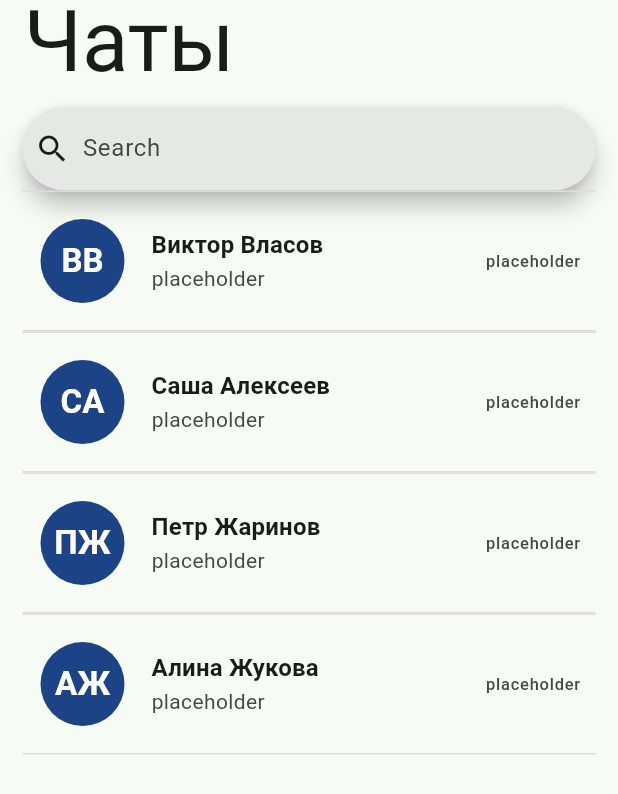
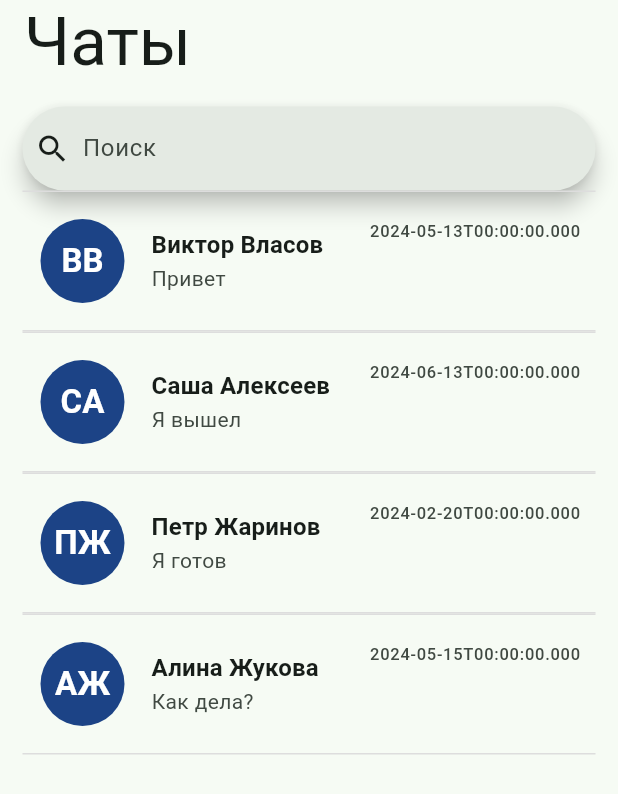
Before and after one commit to IsroilovA/messenger_test_task, a Flutter app: the screen it shows after launch, on a phone screen of 412 x 824 dp. Shown: the top 794 px of the screen. Run offline on Flutter 3.47's test engine with Material 3 defaults, Android fonts, the phone set to English and light mode, and no system bars; our stand-ins replace bloc, equatable, flutter_bloc, get_it.

Commit message:
home screen nearly finished, chat screen added

```diff
--- /dev/null
+++ b/lib/chat_screen/chat_screen.dart
@@ -0,0 +1,43 @@
+import 'dart:io';
+import 'dart:math';
+
+import 'package:flutter/material.dart';
+import 'package:messenger_test_task/data/models/user.dart';
+
+class ChatScreen extends StatelessWidget {
+  const ChatScreen({super.key, required this.user});
+
+  final User user;
+  @override
+  Widget build(BuildContext context) {
+    return Scaffold(
+      appBar: AppBar(
+        title: ListTile(
+          titleAlignment: ListTileTitleAlignment.top,
+          contentPadding: EdgeInsets.zero,
+          leading: CircleAvatar(
+            radius: 30,
+            //random color
+            backgroundColor: Color((Random().nextDouble() * 0xFFFFFF).toInt())
+                .withOpacity(1.0),
+            child: user.userImagePath == null
+                ? Text(
+                    "${user.fullname.split(' ').first[0]}${user.fullname.split(' ')[1][0]}",
+                    style: Theme.of(context).textTheme.titleLarge!.copyWith(
+                        color: Colors.white, fontWeight: FontWeight.bold),
+                  )
+                : Image.file(File(user.userImagePath!)),
+          ),
+          title: Text(
+            user.fullname,
+            style: Theme.of(context).textTheme.titleMedium!.copyWith(
+                color: Theme.of(context).colorScheme.onSurface,
+                fontWeight: FontWeight.w600),
+          ),
+          subtitle: Text(user.isOnline ? 'online' : 'offline'),
+          //check if there is any message
+        ),
+      ),
+    );
+  }
+}
--- a/lib/data/models/user.dart
+++ b/lib/data/models/user.dart
@@ -6,5 +6,7 @@ class User {
   final String id;
   final String fullname;
   final String? userImagePath;
-  User({id, required this.fullname, this.userImagePath}) : id = id ?? uuid.v4();
+  final bool isOnline;
+  User({id, required this.fullname, this.userImagePath, this.isOnline = false})
+      : id = id ?? uuid.v4();
 }
--- a/lib/home_screen/cubit/home_cubit.dart
+++ b/lib/home_screen/cubit/home_cubit.dart
@@ -1,4 +1,5 @@
 import 'package:bloc/bloc.dart';
+import 'package:messenger_test_task/data/models/message.dart';
 import 'package:messenger_test_task/data/models/user.dart';
 import 'package:equatable/equatable.dart';
 import 'package:messenger_test_task/service/messenger_repository.dart';
@@ -11,7 +12,6 @@ class HomeCubit extends Cubit<HomeState> {
         super(HomeInitial());
 
   final MessengerRepository _messengerRepository;
-
   Future<void> getUsers() async {
     emit(HomeUsersLoading());
     try {
@@ -21,4 +21,12 @@ class HomeCubit extends Cubit<HomeState> {
       emit(HomeError(e.toString()));
     }
   }
+
+  Message? getChatLastMessage(User user) {
+    try {
+      return _messengerRepository.getChatLastMessage(user);
+    } catch (e) {
+      return null;
+    }
+  }
 }
--- a/lib/home_screen/home_screen.dart
+++ b/lib/home_screen/home_screen.dart
@@ -8,14 +8,9 @@ import 'package:messenger_test_task/home_screen/widgets/user_chat.dart';
 import 'package:messenger_test_task/service/locator.dart';
 import 'package:messenger_test_task/service/messenger_repository.dart';
 
-class HomeScreen extends StatefulWidget {
+class HomeScreen extends StatelessWidget {
   const HomeScreen({super.key});
 
-  @override
-  State<HomeScreen> createState() => _HomeScreenState();
-}
-
-class _HomeScreenState extends State<HomeScreen> {
   @override
   Widget build(BuildContext context) {
     return Scaffold(
@@ -25,7 +20,7 @@ class _HomeScreenState extends State<HomeScreen> {
           'Чаты',
           style: Theme.of(context)
               .textTheme
-              .displayLarge!
+              .displayMedium!
               .copyWith(color: Theme.of(context).colorScheme.onSurface),
         ),
       ),
@@ -41,7 +36,7 @@ class _HomeScreenState extends State<HomeScreen> {
                     onChanged: (value) {},
                   )
                 : SearchBar(
-                    hintText: "Search",
+                    hintText: "Поиск",
                     leading: const Icon(Icons.search),
                     onChanged: (value) {},
                   ),
--- a/lib/home_screen/widgets/user_chat.dart
+++ b/lib/home_screen/widgets/user_chat.dart
@@ -2,7 +2,12 @@ import 'dart:io';
 
 import 'dart:math' as math;
 import 'package:flutter/material.dart';
+import 'package:flutter_bloc/flutter_bloc.dart';
+import 'package:messenger_test_task/chat_screen/chat_screen.dart';
 import 'package:messenger_test_task/data/models/user.dart';
+import 'package:messenger_test_task/home_screen/cubit/home_cubit.dart';
+import 'package:messenger_test_task/service/locator.dart';
+import 'package:messenger_test_task/service/messenger_repository.dart';
 
 class UserChat extends StatelessWidget {
   const UserChat({super.key, required this.user});
@@ -11,14 +16,31 @@ class UserChat extends StatelessWidget {
 
   @override
   Widget build(BuildContext context) {
-    return Container(
+    return InkWell(
+      onTap: () {
+        Navigator.of(context).push(
+          MaterialPageRoute(
+            builder: (context) => ChatScreen(user: user),
+          ),
+        );
+      },
+      child: Container(
         padding: const EdgeInsets.all(10),
         decoration: const BoxDecoration(
           border: Border.symmetric(
             horizontal: BorderSide(color: Color.fromARGB(255, 221, 221, 221)),
           ),
         ),
-      child: ListTile(
+        child: BlocProvider(
+          create: (context) => HomeCubit(
+            messengerRepository: locator<MessengerRepository>(),
+          ),
+          child: BlocBuilder<HomeCubit, HomeState>(
+            builder: (context, state) {
+              final message =
+                  BlocProvider.of<HomeCubit>(context).getChatLastMessage(user);
+              return ListTile(
+                titleAlignment: ListTileTitleAlignment.top,
                 contentPadding: EdgeInsets.zero,
                 leading: CircleAvatar(
                   radius: 30,
@@ -29,8 +51,12 @@ class UserChat extends StatelessWidget {
                   child: user.userImagePath == null
                       ? Text(
                           "${user.fullname.split(' ').first[0]}${user.fullname.split(' ')[1][0]}",
-                  style: Theme.of(context).textTheme.titleLarge!.copyWith(
-                      color: Colors.white, fontWeight: FontWeight.bold),
+                          style: Theme.of(context)
+                              .textTheme
+                              .titleLarge!
+                              .copyWith(
+                                  color: Colors.white,
+                                  fontWeight: FontWeight.bold),
                         )
                       : Image.file(File(user.userImagePath!)),
                 ),
@@ -40,8 +66,22 @@ class UserChat extends StatelessWidget {
                       color: Theme.of(context).colorScheme.onSurface,
                       fontWeight: FontWeight.w600),
                 ),
-        subtitle: const Text('placeholder'),
-        trailing: const Text('placeholder'),
+                subtitle:
+                    //check if there is any message
+                    message == null
+                        ? null
+                        : Text(
+                            //check if the last message was photo or message
+                            message.text == null ? "photo" : message.text!,
+                          ),
+                //check if there is any message
+                trailing: message == null
+                    ? null
+                    : Text(message.dateTime.toIso8601String()),
+              );
+            },
+          ),
+        ),
       ),
     );
   }
--- a/lib/service/messenger_repository.dart
+++ b/lib/service/messenger_repository.dart
@@ -1,17 +1,47 @@
 import 'package:messenger_test_task/data/models/message.dart';
 import 'package:messenger_test_task/data/models/user.dart';
 
+final loggedUser = User(fullname: "Алишер Исроилов");
+
+List<User> users = [
+  User(fullname: 'Виктор Власов', isOnline: true),
+  User(fullname: 'Саша Алексеев'),
+  User(fullname: "Петр Жаринов"),
+  User(fullname: 'Алина Жукова'),
+];
+
 class MessengerRepository {
-  List<User> users = [
-    User(fullname: 'Виктор Власов'),
-    User(fullname: 'Саша Алексеев'),
-    User(fullname: "Петр Жаринов"),
-    User(fullname: 'Алина Жукова'),
+  List<Message> messages = [
+    Message(
+        dateTime: DateTime(2024, 5, 13),
+        senderUserId: loggedUser.id,
+        receiverUserId: users.first.id,
+        text: 'Привет'),
+    Message(
+      dateTime: DateTime(2024, 6, 13),
+      senderUserId: users[1].id,
+      receiverUserId: loggedUser.id,
+      text: 'Я вышел',
+    ),
+    Message(
+      dateTime: DateTime(2024, 2, 20),
+      senderUserId: users[2].id,
+      receiverUserId: loggedUser.id,
+      text: 'Я готов',
+    ),
+    Message(
+      dateTime: DateTime(2024, 5, 13),
+      senderUserId: loggedUser.id,
+      receiverUserId: users[3].id,
+      text: 'Уже сделал?',
+    ),
+    Message(
+      dateTime: DateTime(2024, 5, 15),
+      senderUserId: loggedUser.id,
+      receiverUserId: users[3].id,
+      text: 'Как дела?',
+    ),
   ];
-
-  final loggedUser = User(fullname: "Алишер Исроилов");
-
-  List<Message> messages = [];
 
   List<User> getUsers() {
     return users;
@@ -19,6 +49,16 @@ class MessengerRepository {
 
   User getLoggedUser() => loggedUser;
 
+  Message getChatLastMessage(User user) {
+    final userMessages = messages
+        .where((element) =>
+            element.receiverUserId == user.id ||
+            element.senderUserId == user.id)
+        .toList();
+    userMessages.sort((a, b) => a.dateTime.compareTo(b.dateTime));
+    return userMessages.last;
+  }
+
   void addMessage(Message message) {
     messages.add(message);
   }
```
Lines whose indentation alone changed are shown as unchanged.
